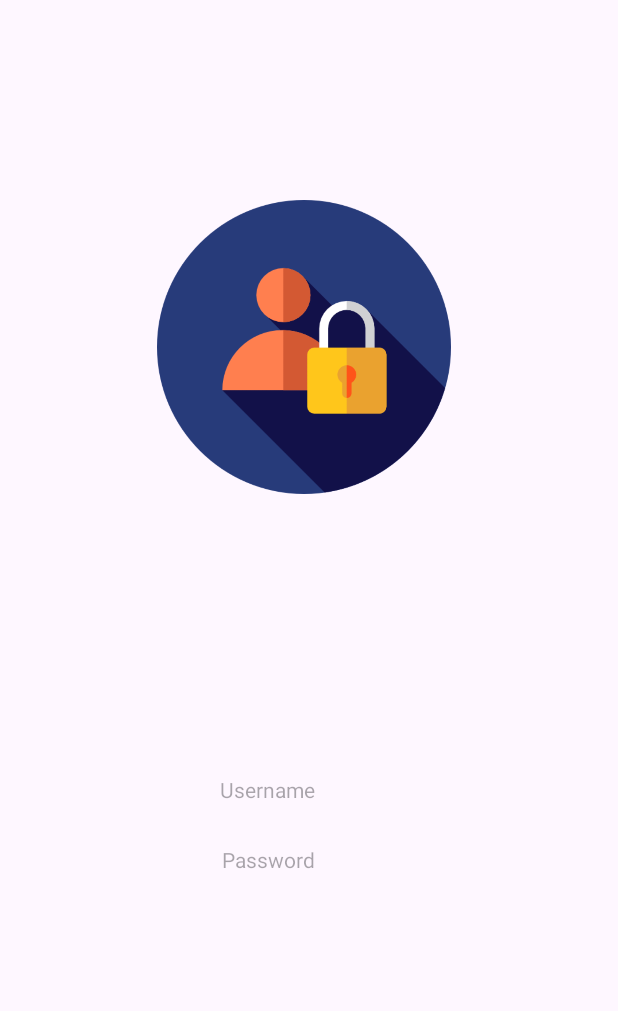
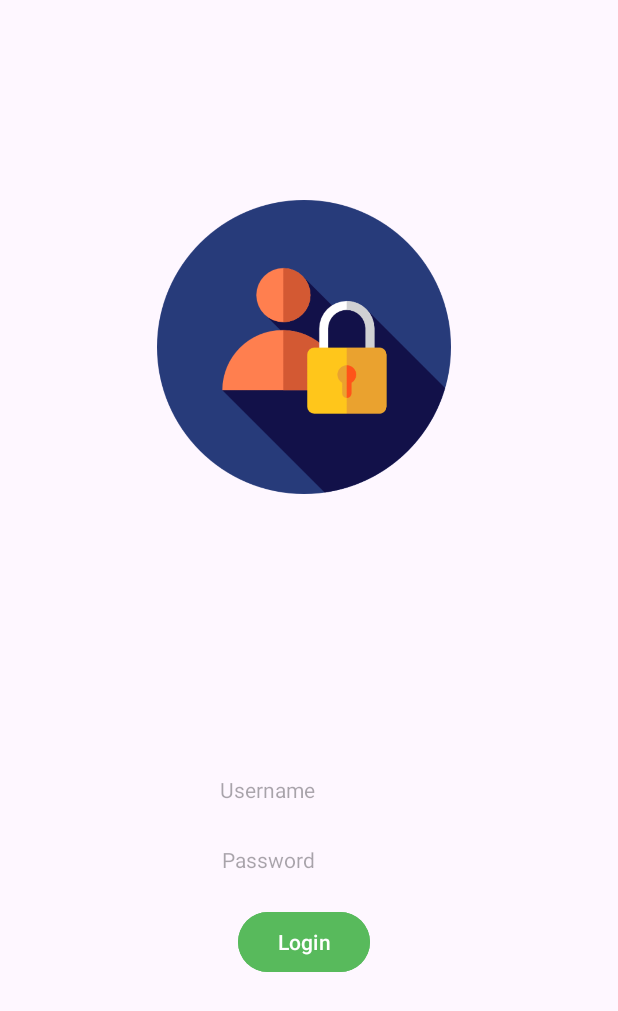
Before and after one commit to dairahmannn/TA-PM-SI21CDX-OASIS, an Android app: the screen it shows after launch (MainActivity), on a phone screen of 412 x 824 dp. Shown: the top 1011 px of the screen. Run offline under Robolectric (Android 15) with nearby library versions, the phone set to English and light mode, and no system bars.

Commit message:
master: Menambahkan Button (Login)

```diff
--- a/PROGRAM/app/src/main/res/layout/activity_main.xml
+++ b/PROGRAM/app/src/main/res/layout/activity_main.xml
@@ -26,6 +26,7 @@
         android:layout_width="wrap_content"
         android:layout_height="wrap_content"
         android:layout_alignParentEnd="true"
+        android:layout_alignParentRight="true"
         android:layout_alignParentBottom="true"
         android:layout_marginEnd="105dp"
         android:layout_marginRight="105dp"
@@ -39,6 +40,7 @@
         android:layout_width="wrap_content"
         android:layout_height="wrap_content"
         android:layout_alignParentEnd="true"
+        android:layout_alignParentRight="true"
         android:layout_alignParentBottom="true"
         android:layout_marginEnd="104dp"
         android:layout_marginRight="106dp"
@@ -47,5 +49,18 @@
         android:hint="Password"
         android:inputType="textPersonName"/>
 
+    <Button
+        android:id="@+id/button"
+        android:layout_width="wrap_content"
+        android:layout_height="wrap_content"
+        android:layout_alignParentEnd="true"
+        android:layout_alignParentRight="true"
+        android:layout_alignParentBottom="true"
+        android:layout_marginEnd="165dp"
+        android:layout_marginRight="165dp"
+        android:layout_marginBottom="172dp"
+        android:backgroundTint="#58BA5C"
+        android:text="Login" />
+
 
 </RelativeLayout>
```
